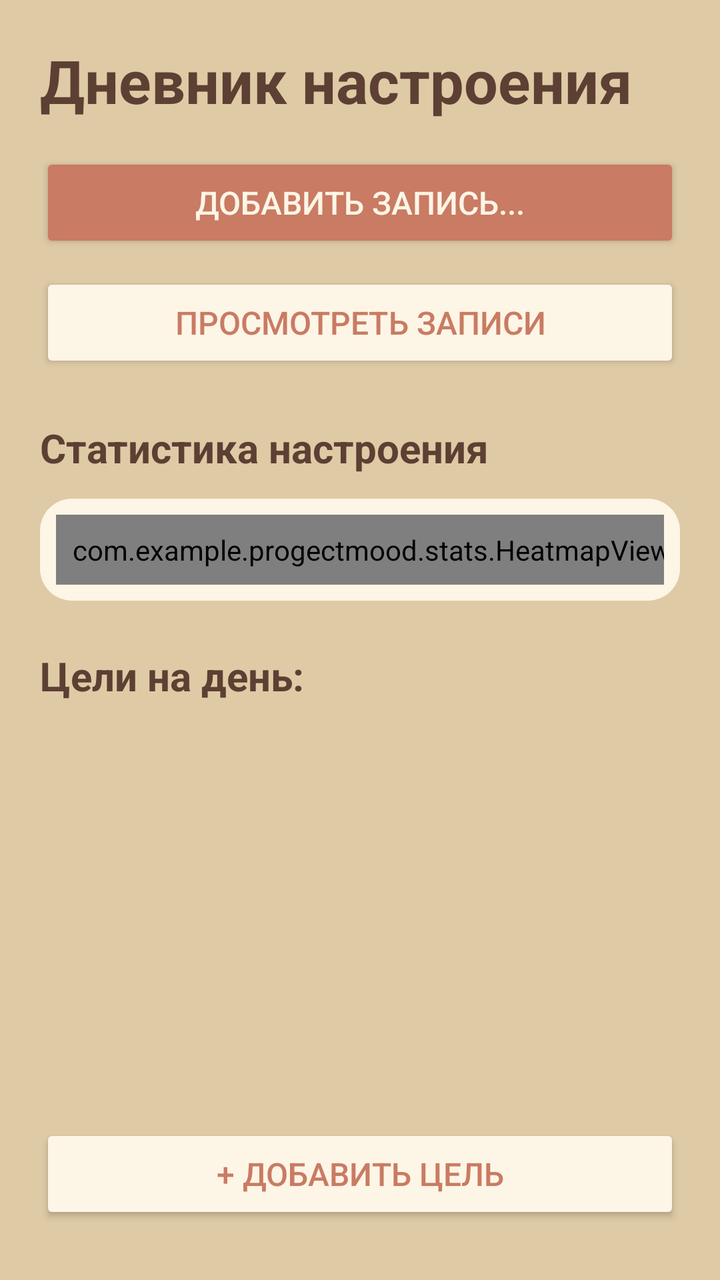
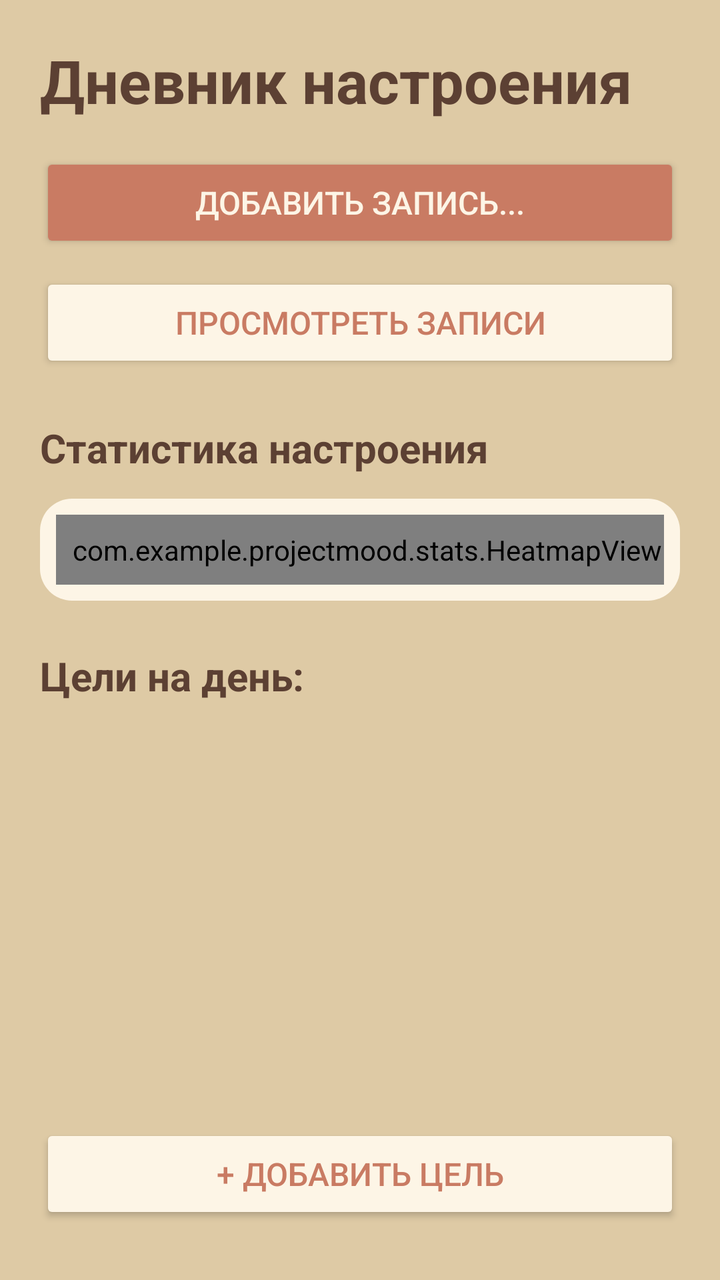

Before-and-after screenshots of an Android layout around one commit, followed by the original layout XML and the change that was made.
<!-- AndroidManifest.xml: application theme Theme.ProgectMood -->
<!-- res/layout/activity_main.xml -->
<?xml version="1.0" encoding="utf-8"?>
<androidx.constraintlayout.widget.ConstraintLayout
    xmlns:android="http://schemas.android.com/apk/res/android"
    xmlns:app="http://schemas.android.com/apk/res-auto"
    xmlns:tools="http://schemas.android.com/tools"
    android:id="@+id/main"
    android:layout_width="match_parent"
    android:layout_height="match_parent"
    android:background="#DECAA5"
    android:padding="@dimen/screen_padding"
    tools:context=".MainActivity">

    

    <TextView
        android:id="@+id/title_text"
        android:layout_width="wrap_content"
        android:layout_height="wrap_content"
        android:text="Дневник настроения"
        android:textSize="30sp"
        android:textStyle="bold"
        android:textColor="#5C4033"
        app:layout_constraintTop_toTopOf="parent"
        app:layout_constraintStart_toStartOf="parent" />

    

    <Button
        android:id="@+id/button_log"
        android:layout_width="0dp"
        android:layout_height="50dp"
        android:layout_marginTop="16dp"
        android:text="Добавить запись..."
        android:textSize="16sp"
        android:textColor="#FDF5E6"
        android:backgroundTint="#C97B63"
        app:layout_constraintTop_toBottomOf="@id/title_text"
        app:layout_constraintStart_toStartOf="parent"
        app:layout_constraintEnd_toEndOf="parent" />

    

    <Button
        android:id="@+id/button_notes_list"
        android:layout_width="0dp"
        android:layout_height="50dp"
        android:layout_marginTop="10dp"
        android:text="Просмотреть записи"
        android:textSize="16sp"
        android:textColor="#C97B63"
        android:backgroundTint="#FDF5E6"
        app:cornerRadius="16dp"
        app:strokeColor="#60C97B63"
        app:strokeWidth="2dp"
        app:layout_constraintTop_toBottomOf="@id/button_log"
        app:layout_constraintStart_toStartOf="parent"
        app:layout_constraintEnd_toEndOf="parent" />

    

    <TextView
        android:id="@+id/heatmap_title"
        android:layout_width="wrap_content"
        android:layout_height="wrap_content"
        android:layout_marginTop="24dp"
        android:text="Статистика настроения"
        android:textSize="20sp"
        android:textStyle="bold"
        android:textColor="#5C4033"
        app:layout_constraintTop_toBottomOf="@id/button_notes_list"
        app:layout_constraintStart_toStartOf="parent" />

    

    <HorizontalScrollView
        android:id="@+id/heatmap_scroll"
        android:layout_width="0dp"
        android:layout_height="wrap_content"
        android:layout_marginTop="12dp"
        android:background="@drawable/bg_search"
        android:padding="8dp"
        android:scrollbars="none"
        app:layout_constraintTop_toBottomOf="@id/heatmap_title"
        app:layout_constraintStart_toStartOf="parent"
        app:layout_constraintEnd_toEndOf="parent">

        <com.example.progectmood.stats.HeatmapView
            android:id="@+id/heatmap_view"
            android:layout_width="wrap_content"
            android:layout_height="wrap_content"
            android:padding="8dp" />

    </HorizontalScrollView>

    

    <TextView
        android:id="@+id/goals_title"
        android:layout_width="wrap_content"
        android:layout_height="wrap_content"
        android:layout_marginTop="24dp"
        android:text="Цели на день:"
        android:textSize="20sp"
        android:textStyle="bold"
        android:textColor="#5C4033"
        app:layout_constraintTop_toBottomOf="@id/heatmap_scroll"
        app:layout_constraintStart_toStartOf="parent" />

    

    <androidx.recyclerview.widget.RecyclerView
        android:id="@+id/goals_list"
        android:layout_width="0dp"
        android:layout_height="0dp"
        android:layout_marginTop="12dp"
        android:clipToPadding="false"
        android:paddingBottom="12dp"
        app:layout_constraintTop_toBottomOf="@id/goals_title"
        app:layout_constraintBottom_toTopOf="@id/button_add_goal"
        app:layout_constraintStart_toStartOf="parent"
        app:layout_constraintEnd_toEndOf="parent" />

    

    <Button
        android:id="@+id/button_add_goal"
        android:layout_width="0dp"
        android:layout_height="50dp"
        android:layout_marginBottom="8dp"
        android:text="+ Добавить цель"
        android:textSize="16sp"
        android:textColor="#C97B63"
        android:backgroundTint="#FDF5E6"
        app:cornerRadius="16dp"
        app:strokeColor="#60C97B63"
        app:strokeWidth="2dp"
        app:layout_constraintBottom_toBottomOf="parent"
        app:layout_constraintStart_toStartOf="parent"
        app:layout_constraintEnd_toEndOf="parent" />

</androidx.constraintlayout.widget.ConstraintLayout>
<!-- resources referenced by this layout -->
<resources>
  <dimen name="screen_padding">20dp</dimen>
  <!-- drawable bg_search (drawable) -->
  <?xml version="1.0" encoding="utf-8"?>
  <shape xmlns:android="http://schemas.android.com/apk/res/android"
      android:shape="rectangle">
      <solid android:color="#FDF5E6" />
      <corners android:radius="16dp" />
  </shape>
  <style name="Theme.ProgectMood" parent="Base.Theme.ProgectMood" />
  <style name="Base.Theme.ProgectMood" parent="Theme.Material3.DayNight.NoActionBar">
          
          
      </style>
</resources>

<!-- the commit's change to res/layout/activity_main.xml (unified diff, before → after) -->
@@ -84,7 +84,7 @@
         app:layout_constraintStart_toStartOf="parent"
         app:layout_constraintEnd_toEndOf="parent">
 
-        <com.example.progectmood.stats.HeatmapView
+        <com.example.projectmood.stats.HeatmapView
             android:id="@+id/heatmap_view"
             android:layout_width="wrap_content"
             android:layout_height="wrap_content"
